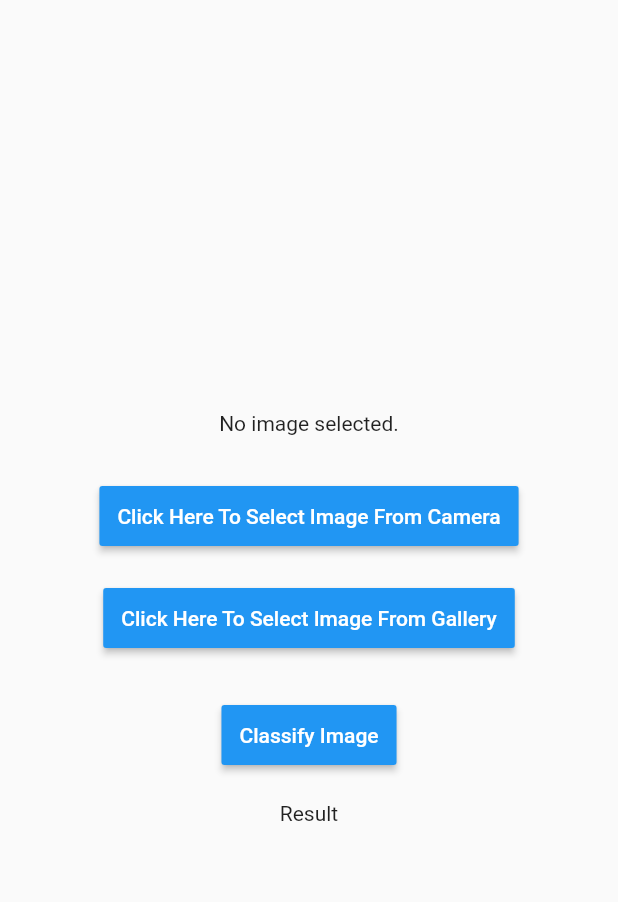
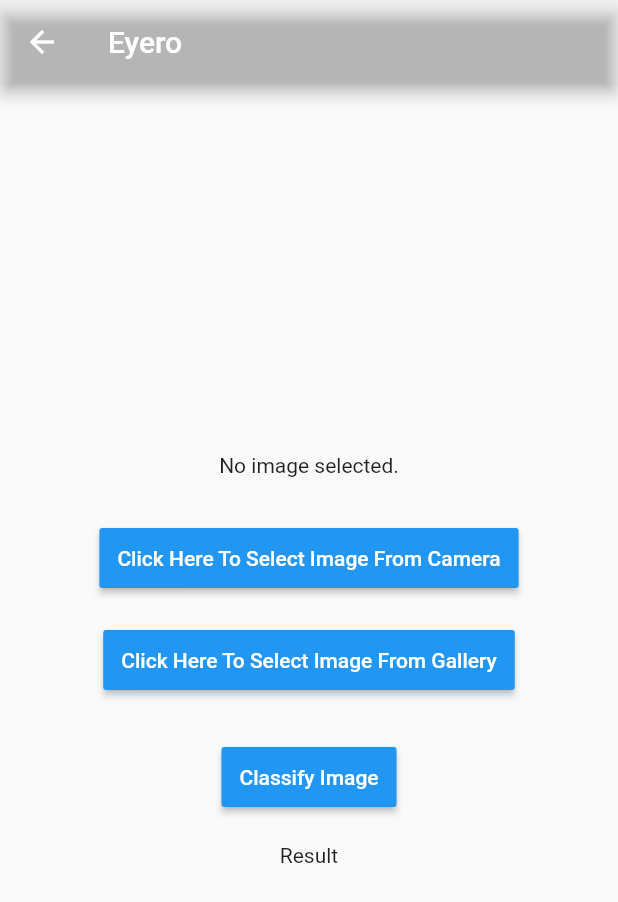
Before and after one commit to katungi/eyero, a Flutter app: the MyImagePicker screen opened directly, on a phone screen of 412 x 824 dp. Shown: the top 902 px of the screen. Run offline on Flutter 3.47's test engine with Material 2 defaults, Android fonts, the phone set to English and light mode, and no system bars; our stand-ins replace image_picker, introduction_screen; missing offline and left inert: tflite.

Commit message:
removed embedded file

```diff
--- a/lib/main.dart
+++ b/lib/main.dart
@@ -1,8 +1,6 @@
 import 'package:flutter/material.dart';
-import 'package:image_picker/image_picker.dart';
-import 'dart:io';
-import 'package:tflite/tflite.dart';
-import 'package:percent_indicator/percent_indicator.dart';
+import './myImagePicker.dart';
+import './introduction_page.dart';
 
 void main() => runApp(MyApp());
 
@@ -10,103 +8,13 @@ class MyApp extends StatelessWidget {
   @override
   Widget build(BuildContext context) {
     return MaterialApp(
-      home: Scaffold(
-        appBar: AppBar(
-          title: Text("eyero"),
-          backgroundColor: Colors.transparent,
-        ),
-        body: Center(
-          child: MyImagePicker(),
-        ),
-      ),
       debugShowCheckedModeBanner: false,
+      initialRoute: '/',
+      routes: {
+        // When navigating to the "/" route, build the FirstScreen widget.
+        '/': (context) => OnBoardingPage(),
+        '/imagePicker': (context) => MyImagePicker(),
+      },
     );
   }
 }
-
-class MyImagePicker extends StatefulWidget {
-  @override
-  _MyImagePickerState createState() => _MyImagePickerState();
-}
-
-class _MyImagePickerState extends State<MyImagePicker> {
-  File imageURI;
-  String result;
-  String path;
-
-  Future getImageFromCamera() async {
-    var image = await ImagePicker.pickImage(source: ImageSource.camera);
-    setState(() {
-      imageURI = image;
-      path = image.path;
-    });
-  }
-
-  Future getImageFromGallery() async {
-    var image = await ImagePicker.pickImage(source: ImageSource.gallery);
-    setState(() {
-      imageURI = image;
-      path = image.path;
-    });
-  }
-
-  Future classifyImage() async {
-    await Tflite.loadModel(
-        model: "assets/model_unquant.tflite", labels: "assets/labels.txt");
-    var output = await Tflite.runModelOnImage(path: path);
-
-    setState(() {
-      result = output.toString();
-    });
-  }
-
-  @override
-  Widget build(BuildContext context) {
-    return Scaffold(
-        body: Center(
-            child: Column(
-                mainAxisAlignment: MainAxisAlignment.center,
-                children: <Widget>[
-          imageURI == null
-              ? Text('No image selected.')
-              : Image.file(imageURI,
-                  width: 300, height: 200, fit: BoxFit.cover),
-          Container(
-              margin: EdgeInsets.fromLTRB(0, 30, 0, 20),
-              child: RaisedButton(
-                onPressed: () => getImageFromCamera(),
-                child: Text('Click Here To Select Image From Camera'),
-                textColor: Colors.white,
-                color: Colors.blue,
-                padding: EdgeInsets.fromLTRB(12, 12, 12, 12),
-              )),
-          Container(
-              margin: EdgeInsets.fromLTRB(0, 0, 0, 0),
-              child: RaisedButton(
-                onPressed: () => getImageFromGallery(),
-                child: Text('Click Here To Select Image From Gallery'),
-                textColor: Colors.white,
-                color: Colors.blue,
-                padding: EdgeInsets.fromLTRB(12, 12, 12, 12),
-              )),
-          Container(
-              margin: EdgeInsets.fromLTRB(0, 30, 0, 20),
-              child: RaisedButton(
-                onPressed: () => classifyImage(),
-                child: Text('Classify Image'),
-                textColor: Colors.white,
-                color: Colors.blue,
-                padding: EdgeInsets.fromLTRB(12, 12, 12, 12),
-              )),
-          result == null
-              ? Text('Result')
-              : CircularPercentIndicator(
-                  radius: 60.0,
-                  lineWidth: 5.0,
-                  percent: 1.0,
-                  center: new Text(result),
-                  progressColor: Colors.blue,
-                )
-        ])));
-  }
-}
--- a/lib/myImagePicker.dart
+++ b/lib/myImagePicker.dart
@@ -0,0 +1,91 @@
+import 'package:flutter/material.dart';
+import 'package:image_picker/image_picker.dart';
+import 'dart:io';
+import 'package:tflite/tflite.dart';
+
+class MyImagePicker extends StatefulWidget {
+  @override
+  _MyImagePickerState createState() => _MyImagePickerState();
+}
+
+class _MyImagePickerState extends State<MyImagePicker> {
+  File imageURI;
+  String result;
+  String path;
+
+  Future getImageFromCamera() async {
+    var image = await ImagePicker.pickImage(source: ImageSource.camera);
+    setState(() {
+      imageURI = image;
+      path = image.path;
+    });
+  }
+
+  Future getImageFromGallery() async {
+    var image = await ImagePicker.pickImage(source: ImageSource.gallery);
+    setState(() {
+      imageURI = image;
+      path = image.path;
+    });
+  }
+
+  Future classifyImage() async {
+    await Tflite.loadModel(
+        model: "assets/model_unquant.tflite", labels: "assets/labels.txt");
+    var output = await Tflite.runModelOnImage(path: path);
+
+    setState(() {
+      result = output.toString();
+    });
+  }
+
+  @override
+  Widget build(BuildContext context) {
+    return Scaffold(
+      appBar: AppBar(
+        title: Text("Eyero"),
+        backgroundColor: Colors.transparent,
+      ),
+      body: Center(
+        child: Scaffold(
+            body: Center(
+                child: Column(
+                    mainAxisAlignment: MainAxisAlignment.center,
+                    children: <Widget>[
+              imageURI == null
+                  ? Text('No image selected.')
+                  : Image.file(imageURI,
+                      width: 300, height: 200, fit: BoxFit.cover),
+              Container(
+                  margin: EdgeInsets.fromLTRB(0, 30, 0, 20),
+                  child: RaisedButton(
+                    onPressed: () => getImageFromCamera(),
+                    child: Text('Click Here To Select Image From Camera'),
+                    textColor: Colors.white,
+                    color: Colors.blue,
+                    padding: EdgeInsets.fromLTRB(12, 12, 12, 12),
+                  )),
+              Container(
+                  margin: EdgeInsets.fromLTRB(0, 0, 0, 0),
+                  child: RaisedButton(
+                    onPressed: () => getImageFromGallery(),
+                    child: Text('Click Here To Select Image From Gallery'),
+                    textColor: Colors.white,
+                    color: Colors.blue,
+                    padding: EdgeInsets.fromLTRB(12, 12, 12, 12),
+                  )),
+              Container(
+                  margin: EdgeInsets.fromLTRB(0, 30, 0, 20),
+                  child: RaisedButton(
+                    onPressed: () => classifyImage(),
+                    child: Text('Classify Image'),
+                    textColor: Colors.white,
+                    color: Colors.blue,
+                    padding: EdgeInsets.fromLTRB(12, 12, 12, 12),
+                  )),
+              result == null ? Text('Result') : Text(result)
+            ]))),
+      ),
+    );
+  }
+}
--- a/pubspec.yaml
+++ b/pubspec.yaml
@@ -26,6 +26,7 @@ dependencies:
   image_picker: ^0.6.7+22
   tflite: ^1.1.1
   percent_indicator: "^2.1.7+2"
+  introduction_screen: ^1.0.9
 
   # The following adds the Cupertino Icons font to your application.
   # Use with the CupertinoIcons class for iOS style icons.
```
Also changed, not shown: lib/introduction_page.dart (+111 -0 lines), pubspec.lock.
